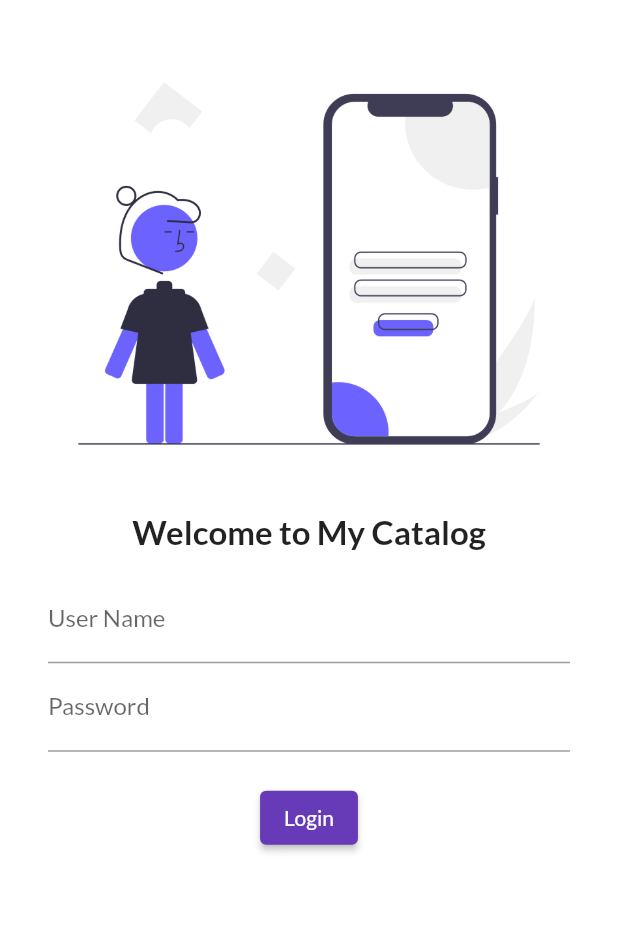
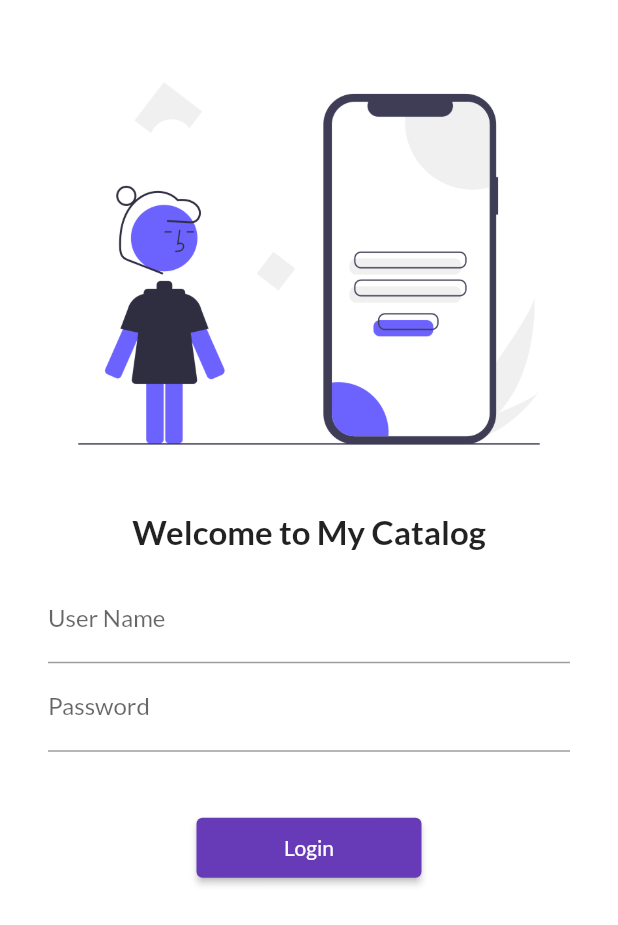
Before and after one commit to raoufahmadbhatti/futter-practice, a Flutter app: the screen it shows after launch, on a phone screen of 412 x 824 dp. Shown: the top 925 px of the screen. Run offline on Flutter 3.47's test engine with Material 2 defaults, Android fonts, the phone set to English and light mode, and no system bars; our stand-ins replace google_fonts.

Commit message:
Chapter 5 Completed

```diff
--- a/lib/main.dart
+++ b/lib/main.dart
@@ -1,6 +1,7 @@
 import 'package:flutter/material.dart';
 import 'package:flutter_app/screens/homePage.dart';
 import 'package:flutter_app/screens/loginPage.dart';
+import 'package:flutter_app/utils/routes.dart';
 import 'package:google_fonts/google_fonts.dart';
 
 void main() {
@@ -18,13 +19,15 @@ class MyApp extends StatelessWidget {
         primarySwatch: Colors.deepPurple,
         fontFamily: GoogleFonts.lato().fontFamily,
       ),
+      // debugShowCheckedModeBanner: false,
       darkTheme: ThemeData(
         brightness: Brightness.dark,
       ),
       initialRoute: "/",
       routes: {
         "/": (context) => LoginPage(),
-        "/home": (context) => HomePage(),
+        MyRoutes.homeRoute: (context) => HomePage(),
+        MyRoutes.loginRoute: (context) => LoginPage(),
       },
     );
   }
--- a/lib/screens/loginPage.dart
+++ b/lib/screens/loginPage.dart
@@ -1,4 +1,5 @@
 import 'package:flutter/material.dart';
+import 'package:flutter_app/utils/routes.dart';
 
 class LoginPage extends StatelessWidget {
   const LoginPage({Key? key}) : super(key: key);
@@ -7,6 +8,7 @@ class LoginPage extends StatelessWidget {
   Widget build(BuildContext context) {
     return Material(
         color: Colors.white,
+        child: SingleChildScrollView(
           child: Column(
             children: [
               SizedBox(
@@ -45,18 +47,19 @@ class LoginPage extends StatelessWidget {
                       ),
                     ),
                     SizedBox(
-                    height: 20.0,
+                      height: 40.0,
                     ),
                     ElevatedButton(
                         onPressed: () {
-                        print("Welcome to My Catalog");
+                          Navigator.pushNamed(context, MyRoutes.homeRoute);
                         },
-                      style: TextButton.styleFrom(),
+                        style: TextButton.styleFrom(minimumSize: Size(150, 40)),
                         child: Text("Login"))
                   ],
                 ),
               ),
             ],
+          ),
         ));
   }
 }
--- /dev/null
+++ b/lib/utils/routes.dart
@@ -0,0 +1,5 @@
+class MyRoutes{
+  static String loginRoute = "/login";
+  static String homeRoute = "/home";
+
+}
```
Lines whose indentation alone changed are shown as unchanged.
